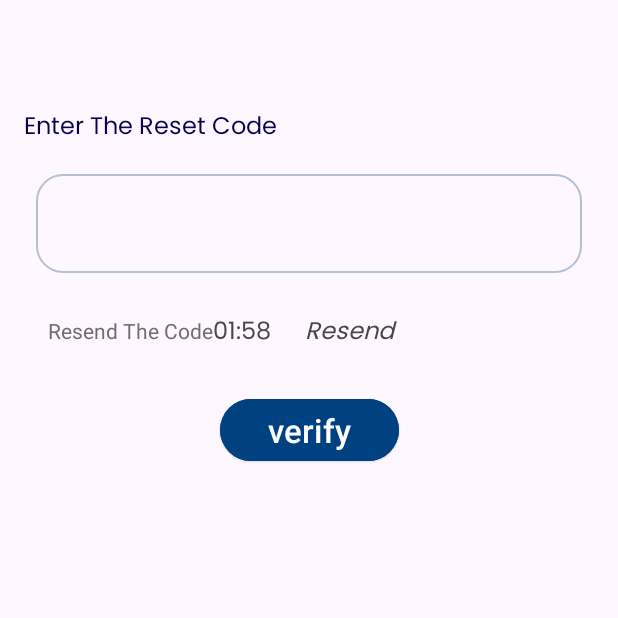
After one commit to ahmedelzek/E_Commerce, an Android app: the fragment VerifyResetCodeFragment placed in its activity, on a phone screen of 412 x 824 dp, the top half of it. The commit adds this screen. Run offline under Robolectric (Android 15) with nearby library versions, the phone set to English and light mode, and no system bars; our stand-ins replace Dagger/Hilt's generated code, Picasso, data binding; pictures from the network do not load.

Commit message:
Add VerifyResetCode And Finish Auth Activity .

```diff
--- a/app/src/main/java/com/example/route/e_commerce/ui/auth/fragments/forget_password/ForgetPasswordBottomDialogFragment.kt
+++ b/app/src/main/java/com/example/route/e_commerce/ui/auth/fragments/forget_password/ForgetPasswordBottomDialogFragment.kt
@@ -7,6 +7,7 @@ import android.view.ViewGroup
 import androidx.core.view.isGone
 import androidx.fragment.app.viewModels
 import androidx.lifecycle.lifecycleScope
+import androidx.navigation.fragment.findNavController
 import com.example.route.e_commerce.databinding.FragmentForgetPasswordBottomDialogBinding
 import com.google.android.material.bottomsheet.BottomSheetDialogFragment
 import dagger.hilt.android.AndroidEntryPoint
@@ -58,11 +59,11 @@ class ForgetPasswordBottomDialogFragment : BottomSheetDialogFragment() {
     }
 
     private fun navigateToResetFragment() {
-      /*  val action =
+        val action =
             ForgetPasswordBottomDialogFragmentDirections.actionForgetPasswordBottomDialogFragmentToResetPasswordFragment(
-                binding.emailText.text.toString(),
+                binding.emailText.text.toString()
             )
-        findNavController().navigate(action)*/
+        findNavController().navigate(action)
     }
 
     private fun showLoadingView() {
--- /dev/null
+++ b/app/src/main/java/com/example/route/e_commerce/ui/auth/fragments/verify_code/VerifyResetCodeContract.kt
@@ -0,0 +1,33 @@
+package com.example.route.e_commerce.ui.auth.fragments.verify_code
+
+import androidx.lifecycle.LiveData
+import kotlinx.coroutines.flow.StateFlow
+
+class VerifyResetCodeContract {
+    interface VerifyResetCodeViewModel {
+        val event: LiveData<Event>
+        val state: StateFlow<State>
+
+        fun doAction(action: Action)
+    }
+
+    sealed class Action {
+        data object VerifyResetCode : Action()
+
+        data class ResendVerificationCode(val email: String) : Action()
+    }
+
+    sealed class Event {
+        data object ResendEmailFailed : Event()
+    }
+
+    sealed class State {
+        data object Pending : State()
+
+        data object Logging : State()
+
+        data object Verified : State()
+
+        data object EmailSent : State()
+    }
+}
--- /dev/null
+++ b/app/src/main/java/com/example/route/e_commerce/ui/auth/fragments/verify_code/VerifyResetCodeFragment.kt
@@ -0,0 +1,126 @@
+package com.example.route.e_commerce.ui.auth.fragments.verify_code
+
+import android.os.Bundle
+import android.os.CountDownTimer
+import android.view.View
+import androidx.core.view.isGone
+import androidx.fragment.app.viewModels
+import androidx.lifecycle.lifecycleScope
+import androidx.navigation.fragment.findNavController
+import androidx.navigation.fragment.navArgs
+import com.example.route.e_commerce.R
+import com.example.route.e_commerce.base.BaseFragment
+import com.example.route.e_commerce.base.showDialog
+import com.example.route.e_commerce.databinding.FragmentVerifyResetCodeBinding
+import dagger.hilt.android.AndroidEntryPoint
+import kotlinx.coroutines.launch
+
+@AndroidEntryPoint
+class VerifyResetCodeFragment :
+    BaseFragment<FragmentVerifyResetCodeBinding, VerifyResetCodeViewModel>() {
+    private val mViewModel: VerifyResetCodeContract.VerifyResetCodeViewModel by viewModels<VerifyResetCodeViewModel>()
+    private val args: VerifyResetCodeFragmentArgs by navArgs()
+    private val countDown = MyCountDownClass()
+
+    override fun initViewModel(): VerifyResetCodeViewModel {
+        return mViewModel as VerifyResetCodeViewModel
+    }
+
+    override fun getLayoutId(): Int {
+        return R.layout.fragment_verify_reset_code
+    }
+
+    override fun onViewCreated(
+        view: View,
+        savedInstanceState: Bundle?,
+    ) {
+        super.onViewCreated(view, savedInstanceState)
+        observeData()
+        initView()
+    }
+
+    private fun initView() {
+        binding.vm = viewModel
+        binding.lifecycleOwner = this
+        binding.canResend = false
+        binding.resendCode.isClickable = false
+        countDown.start()
+        binding.verifyCodeBtn.setOnClickListener {
+            viewModel.doAction(VerifyResetCodeContract.Action.VerifyResetCode)
+        }
+        binding.resendCode.setOnClickListener {
+            binding.resendCode.isClickable = false
+            viewModel.doAction(VerifyResetCodeContract.Action.ResendVerificationCode(args.userEmail))
+        }
+    }
+
+    private fun observeData() {
+        viewModel.event.observe(viewLifecycleOwner) { event ->
+            when (event) {
+                VerifyResetCodeContract.Event.ResendEmailFailed ->
+                    showDialog(
+                        message = "failed to send the code please try again later",
+                        posActionName = "Go Back",
+                        posActionCallBack = { findNavController().popBackStack() },
+                    )
+            }
+        }
+        lifecycleScope.launch {
+            viewModel.state.collect { state ->
+                when (state) {
+                    VerifyResetCodeContract.State.Logging -> showLoading()
+                    VerifyResetCodeContract.State.Pending -> idleView()
+                    VerifyResetCodeContract.State.Verified -> navToResetPassword()
+                    VerifyResetCodeContract.State.EmailSent -> emailSent()
+                }
+            }
+        }
+    }
+
+    private fun emailSent() {
+        binding.canResend = false
+        binding.emailSentMessage.visibility = View.VISIBLE
+        countDown.start()
+        if (binding.countDownTimer.text == "01:20") {
+            binding.emailSentMessage.isGone = true
+        }
+    }
+
+    private fun idleView() {
+        with(binding) {
+            verifyCodeBtn.visibility = View.VISIBLE
+            loading.isGone = true
+        }
+    }
+
+    private fun showLoading() {
+        with(binding) {
+            loading.visibility = View.VISIBLE
+            verifyCodeBtn.isGone = true
+        }
+    }
+
+    private fun navToResetPassword() {
+        countDown.cancel()
+        val action =
+            VerifyResetCodeFragmentDirections.actionVerifyResetCodeFragmentToResetPasswordFragment(
+                args.userEmail,
+            )
+        findNavController().navigate(action)
+    }
+
+    inner class MyCountDownClass : CountDownTimer(120000, 1000) {
+        override fun onTick(millisUntilFinished: Long) {
+            val minutes = millisUntilFinished / 60000
+            val seconds = (millisUntilFinished % 60000) / 1000
+            val formattedTime = String.format("%02d:%02d", minutes, seconds)
+            binding.countDownTimer.text = formattedTime
+        }
+
+        override fun onFinish() {
+            binding.countDownTimer.text = "00:00"
+            binding.canResend = true
+            binding.resendCode.isClickable = true
+        }
+    }
+}
--- /dev/null
+++ b/app/src/main/java/com/example/route/e_commerce/ui/auth/fragments/verify_code/VerifyResetCodeViewModel.kt
@@ -0,0 +1,94 @@
+package com.example.route.e_commerce.ui.auth.fragments.verify_code
+
+import androidx.lifecycle.LiveData
+import androidx.lifecycle.MutableLiveData
+import androidx.lifecycle.viewModelScope
+import com.example.route.domain.common.Resource
+import com.example.route.domain.usecase.auth.SendResetCodeUseCase
+import com.example.route.domain.usecase.auth.VerifyResetCodeUseCase
+import com.example.route.e_commerce.base.BaseViewModel
+import com.example.route.e_commerce.utils.SingleLiveEvent
+import dagger.hilt.android.lifecycle.HiltViewModel
+import kotlinx.coroutines.delay
+import kotlinx.coroutines.flow.MutableStateFlow
+import kotlinx.coroutines.flow.StateFlow
+import kotlinx.coroutines.launch
+import javax.inject.Inject
+
+@HiltViewModel
+class VerifyResetCodeViewModel
+    @Inject
+    constructor(
+        private val verifyResetCodeUseCase: VerifyResetCodeUseCase,
+        private val sentResetCodeUseCase: SendResetCodeUseCase,
+    ) :
+    BaseViewModel(), VerifyResetCodeContract.VerifyResetCodeViewModel {
+        private val _event = SingleLiveEvent<VerifyResetCodeContract.Event>()
+        override val event: LiveData<VerifyResetCodeContract.Event>
+            get() = _event
+
+        private val _state =
+            MutableStateFlow<VerifyResetCodeContract.State>(VerifyResetCodeContract.State.Pending)
+        override val state: StateFlow<VerifyResetCodeContract.State>
+            get() = _state
+
+        val codeLiveData = MutableLiveData<String>()
+        val codeError = MutableLiveData<String?>()
+
+        override fun doAction(action: VerifyResetCodeContract.Action) {
+            when (action) {
+                VerifyResetCodeContract.Action.VerifyResetCode -> verifyResetCode()
+                is VerifyResetCodeContract.Action.ResendVerificationCode -> sendResetCode(action.email)
+            }
+        }
+
+        private fun sendResetCode(email: String) {
+            viewModelScope.launch {
+                sentResetCodeUseCase(email).collect { resource ->
+                    when (resource) {
+                        is Resource.Success -> _state.emit(VerifyResetCodeContract.State.EmailSent)
+
+                        else -> {
+                            _state.emit(VerifyResetCodeContract.State.Pending)
+                            _event.postValue(VerifyResetCodeContract.Event.ResendEmailFailed)
+                        }
+                    }
+                }
+            }
+        }
+
+        private fun verifyResetCode() {
+            if (!codeVerify()) return
+            viewModelScope.launch {
+                _state.emit(VerifyResetCodeContract.State.Logging)
+                delay(1000)
+                verifyResetCodeUseCase(codeLiveData.value!!).collect { resource ->
+                    when (resource) {
+                        is Resource.Success -> {
+                            _state.emit(VerifyResetCodeContract.State.Verified)
+                        }
+
+                        else -> {
+                            extractViewMessage(resource)?.let {
+                                codeError.postValue(it.message)
+                            }
+                        }
+                    }
+                }
+            }
+        }
+
+        private fun codeVerify(): Boolean {
+            var isValid = true
+            if (codeLiveData.value.isNullOrEmpty()) {
+                codeError.value = "Code required"
+                isValid = false
+            } else if (codeLiveData.value?.length!! < 6) {
+                codeError.value = "Code invalid"
+                isValid = false
+            } else {
+                codeError.value = null
+            }
+            return isValid
+        }
+    }
--- a/app/src/main/res/layout/fragment_reset_password.xml
+++ b/app/src/main/res/layout/fragment_reset_password.xml
@@ -97,7 +97,7 @@
                 app:boxStrokeColor="@color/selector_outlined"
                 app:endIconMode="password_toggle"
                 app:errorEnabled="@{vm.confirmNewPasswordError == null ? false : true}"
-                app:errorMessage="@{vm.confirmNewPasswordError}"
+                app:error="@{vm.confirmNewPasswordError}"
                 app:startIconDrawable="@drawable/edit_icon_size">
 
                 <com.google.android.material.textfield.TextInputEditText
--- /dev/null
+++ b/app/src/main/res/layout/fragment_verify_reset_code.xml
@@ -0,0 +1,152 @@
+<?xml version="1.0" encoding="utf-8"?>
+<layout xmlns:android="http://schemas.android.com/apk/res/android"
+    xmlns:app="http://schemas.android.com/apk/res-auto"
+    xmlns:tools="http://schemas.android.com/tools">
+
+    <data>
+
+        <variable
+            name="vm"
+            type="com.example.route.e_commerce.ui.auth.fragments.verify_code.VerifyResetCodeViewModel" />
+
+        <variable
+            name="canResend"
+            type="Boolean" />
+    </data>
+
+    <androidx.constraintlayout.widget.ConstraintLayout
+        android:layout_width="match_parent"
+        android:layout_height="match_parent"
+        android:padding="16dp"
+        tools:context=".ui.userAuthentication.fragments.verifyCode.VerifyResetCodeFragment">
+
+
+        <androidx.constraintlayout.widget.ConstraintLayout
+            android:id="@+id/verify_code_block"
+            android:layout_width="match_parent"
+            android:layout_height="wrap_content"
+            android:layout_marginTop="2dp"
+            app:layout_constraintStart_toStartOf="parent"
+            app:layout_constraintTop_toTopOf="parent">
+
+            <TextView
+                android:id="@+id/verify_text"
+                android:layout_width="wrap_content"
+                android:layout_height="wrap_content"
+                android:layout_marginTop="54dp"
+                android:fontFamily="@font/poppins_regular"
+                android:text="@string/enter_the_reset_code"
+                android:textColor="@color/DarkBlue"
+                android:textSize="16sp"
+                app:layout_constraintStart_toStartOf="parent"
+                app:layout_constraintTop_toTopOf="parent" />
+
+            <com.google.android.material.textfield.TextInputLayout
+                android:id="@+id/code_layout"
+                android:layout_width="match_parent"
+                android:layout_height="wrap_content"
+                android:layout_marginHorizontal="8dp"
+                android:layout_marginTop="12dp"
+                android:textAlignment="viewStart"
+                app:boxCornerRadiusBottomEnd="18dp"
+                app:boxCornerRadiusBottomStart="18dp"
+                app:boxCornerRadiusTopEnd="18dp"
+                app:boxCornerRadiusTopStart="18dp"
+                app:boxStrokeColor="@color/selector_outlined"
+                app:error="@{vm.codeError}"
+                app:layout_constraintStart_toStartOf="parent"
+                app:layout_constraintTop_toBottomOf="@id/verify_text">
+
+                <com.google.android.material.textfield.TextInputEditText
+                    android:id="@+id/code_text"
+                    android:layout_width="match_parent"
+                    android:layout_height="wrap_content"
+                    android:gravity="center"
+                    android:inputType="number"
+                    android:maxLength="6"
+                    android:maxLines="1"
+                    android:text="@={vm.codeLiveData}"
+                    android:textColor="@color/DarkBlue"
+                    android:textSize="23sp"
+                    tools:text="11111111111" />
+            </com.google.android.material.textfield.TextInputLayout>
+
+            <LinearLayout
+                android:id="@+id/linear_layout"
+                android:layout_width="match_parent"
+                android:layout_height="wrap_content"
+                android:layout_margin="16dp"
+                android:orientation="horizontal"
+                app:layout_constraintStart_toStartOf="@id/code_layout"
+                app:layout_constraintTop_toBottomOf="@id/code_layout">
+
+                <TextView
+                    android:layout_width="wrap_content"
+                    android:layout_height="wrap_content"
+                    android:text="Resend The Code"
+                    android:textColor="@color/gray_110" />
+
+                <TextView
+                    android:id="@+id/count_down_timer"
+                    android:layout_width="wrap_content"
+                    android:layout_height="wrap_content"
+                    android:fontFamily="@font/poppins_regular"
+                    android:textColor="@color/gray"
+                    android:textSize="16sp"
+                    tools:text="05:00" />
+
+                <Button
+                    android:id="@+id/resend_code"
+                    style="@style/Widget.Material3.Button.TextButton"
+                    android:layout_width="wrap_content"
+                    android:layout_height="wrap_content"
+                    android:layout_marginStart="8dp"
+                    android:clickable="false"
+                    android:fontFamily="@font/poppins_regular"
+                    android:text="@string/resend"
+                    android:textColor="@{canResend == true ? @color/blue : @color/gray}"
+                    android:textSize="16sp"
+                    android:textStyle="italic" />
+            </LinearLayout>
+
+            <TextView
+                android:id="@+id/email_sent_message"
+                android:layout_width="match_parent"
+                android:layout_height="wrap_content"
+                android:fontFamily="@font/poppins_bold"
+                android:gravity="center"
+                android:text="Email Sent Successfully"
+                android:textColor="@color/green"
+                android:visibility="gone"
+                app:layout_constraintTop_toBottomOf="@id/linear_layout" />
+        </androidx.constraintlayout.widget.ConstraintLayout>
+
+        <Button
+            android:id="@+id/verify_code_btn"
+            style="@style/Widget.Material3.Button.ElevatedButton"
+            android:layout_width="wrap_content"
+            android:layout_height="wrap_content"
+            android:layout_marginTop="16dp"
+            android:backgroundTint="@color/blue"
+            android:paddingHorizontal="32dp"
+            android:text="@string/verify"
+            android:textColor="@color/white"
+            android:textSize="22sp"
+            app:layout_constraintEnd_toEndOf="parent"
+            app:layout_constraintHorizontal_bias="0.5"
+            app:layout_constraintStart_toStartOf="parent"
+            app:layout_constraintTop_toBottomOf="@id/verify_code_block" />
+
+        <com.google.android.material.progressindicator.CircularProgressIndicator
+            android:id="@+id/loading"
+            android:layout_width="wrap_content"
+            android:layout_height="wrap_content"
+            android:layout_marginTop="16dp"
+            android:indeterminate="true"
+            android:visibility="gone"
+            app:layout_constraintEnd_toEndOf="parent"
+            app:layout_constraintHorizontal_bias="0.5"
+            app:layout_constraintStart_toStartOf="parent"
+            app:layout_constraintTop_toBottomOf="@id/verify_code_block" />
+    </androidx.constraintlayout.widget.ConstraintLayout>
+</layout>
--- a/app/src/main/res/navigation/auth_nav_graph.xml
+++ b/app/src/main/res/navigation/auth_nav_graph.xml
@@ -32,10 +32,24 @@
         tools:layout="@layout/fragment_forget_password_bottom_dialog">
         <action
             android:id="@+id/action_forgetPasswordBottomDialogFragment_to_resetPasswordFragment"
+            app:destination="@id/verifyResetCodeFragment"
             app:popUpTo="@id/forgetPasswordBottomDialogFragment"
             app:popUpToInclusive="true" />
     </dialog>
-
+    <fragment
+        android:id="@+id/verifyResetCodeFragment"
+        android:name="com.example.route.e_commerce.ui.auth.fragments.verify_code.VerifyResetCodeFragment"
+        android:label="fragment_verify_reset_password"
+        tools:layout="@layout/fragment_verify_reset_code">
+        <argument
+            android:name="userEmail"
+            app:argType="string" />
+        <action
+            android:id="@+id/action_verifyResetCodeFragment_to_resetPasswordFragment"
+            app:destination="@id/resetPasswordFragment"
+            app:popUpTo="@id/verifyResetCodeFragment"
+            app:popUpToInclusive="true" />
+    </fragment>
     <fragment
         android:id="@+id/resetPasswordFragment"
         android:name="com.example.route.e_commerce.ui.auth.fragments.reset_password.ResetPasswordFragment"
--- a/app/src/main/res/values/colors.xml
+++ b/app/src/main/res/values/colors.xml
@@ -5,6 +5,7 @@
     <color name="blue">#004182</color>
     <color name="blue30">#4D004182</color>
     <color name="DarkBlue">#06004F</color>
+    <color name="green">#26ee12</color>
     <color name="descDarkBlue">#9806004F</color>
     <color name="gray">#484848</color>
     <color name="background">#dddddd</color>
--- a/app/src/main/res/values/strings.xml
+++ b/app/src/main/res/values/strings.xml
@@ -50,4 +50,7 @@
     <string name="set_new_password">Set New Password</string>
     <string name="new_password">New Password</string>
     <string name="update">update</string>
+    <string name="enter_the_reset_code">Enter The Reset Code</string>
+    <string name="resend">Resend</string>
+    <string name="verify">verify</string>
 </resources>
```
